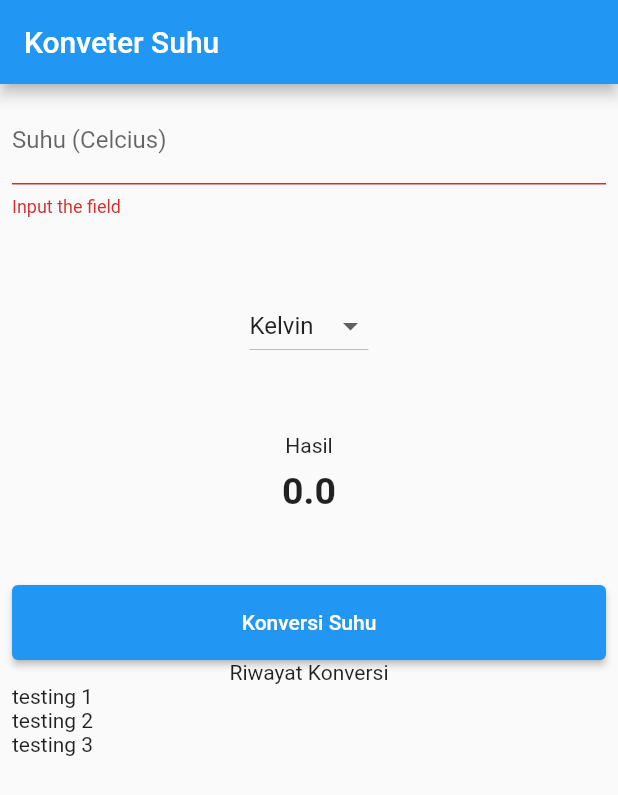
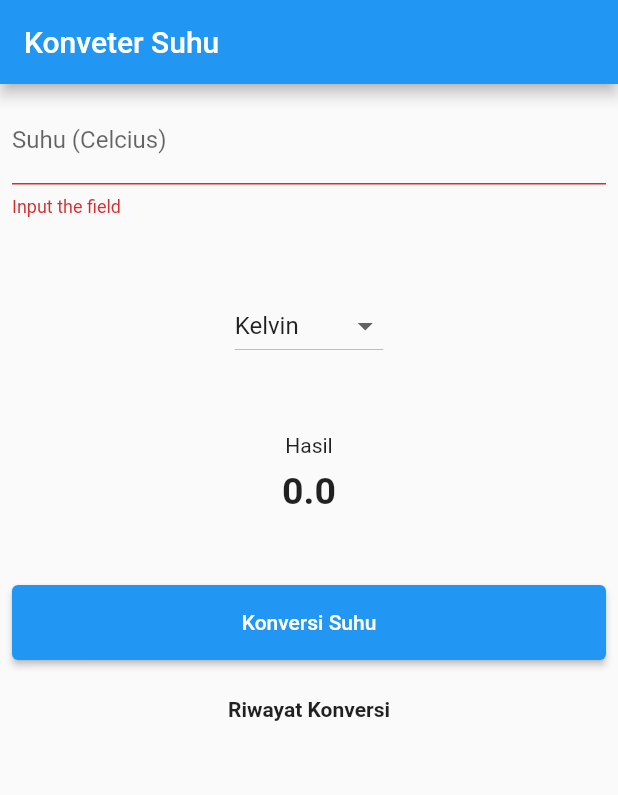
Before and after one commit to oxychan/converter_suhu, a Flutter app: the screen it shows after launch, after a tap on "Konversi Suhu", on a phone screen of 412 x 824 dp. Shown: the top 795 px of the screen. Run offline on Flutter 3.47's test engine with Material 2 defaults, Android fonts, the phone set to English and light mode, and no system bars.

```diff
--- a/lib/main.dart
+++ b/lib/main.dart
@@ -14,8 +14,10 @@ class MyApp extends StatefulWidget {
 
 class _MyAppState extends State<MyApp> {
   double _inputUser = 0;
-  double _kelvin = 0;
-  double _reamur = 0;
+  double _result = 0;
+  List<Widget> resultList = [];
+  var temperatureUnits = ["Kelvin", "Reamur", "Fahrenheit"];
+  String selected = 'Kelvin';
 
   final inputController = TextEditingController();
 
@@ -25,16 +27,59 @@ class _MyAppState extends State<MyApp> {
     setState(() {
       if (_globalKey.currentState!.validate()) {
         _inputUser = double.parse(inputController.text);
-        _reamur = _inputUser * (4 / 5);
-        _kelvin = _inputUser + 273;
+
+        switch (selected) {
+          case "Kelvin":
+            {
+              _result = _inputUser + 273;
+              resultList.add(
+                ListTile(
+                  leading: const CircleAvatar(
+                    child: Text("K"),
+                  ),
+                  title: Text('$_inputUser celcius => $_result Kelvin'),
+                ),
+              );
+            }
+            break;
+
+          case "Reamur":
+            {
+              _result = 4 / 5 * _inputUser;
+              resultList.add(
+                ListTile(
+                  leading: const CircleAvatar(
+                    child: Text("R"),
+                  ),
+                  title: Text('$_inputUser Celcius => $_result Reamur'),
+                ),
+              );
+            }
+            break;
+
+          case "Fahrenheit":
+            {
+              _result = (9 / 5 * _inputUser) + 32;
+              resultList.add(
+                ListTile(
+                  leading: const CircleAvatar(
+                    child: Text("R"),
+                  ),
+                  title: Text('$_inputUser Celcius => $_result Fahrenheit'),
+                ),
+              );
+            }
+            break;
+        }
       }
     });
   }
 
-  @override
-  void dispose() {
-    inputController.dispose();
-    super.dispose();
+  _dropDownChanged(value) {
+    setState(() {
+      selected = value.toString();
+      _convert();
+    });
   }
 
   @override
@@ -64,20 +109,17 @@ class _MyAppState extends State<MyApp> {
                         inputController: inputController,
                       ),
                       DropdownButton<String>(
-                        items: [
-                          DropdownMenuItem(
-                              value: "Kelvin",
-                              child: Container(child: Text("Kelvin"))),
-                          DropdownMenuItem(
-                              value: "Reamur",
-                              child: Container(child: Text("Reamur"))),
-                        ],
-                        value: 'Kelvin',
-                        onChanged: (String? value) {},
+                        items: temperatureUnits.map((String value) {
+                          return DropdownMenuItem(
+                            value: value,
+                            child: Text(value),
+                          );
+                        }).toList(),
+                        value: selected,
+                        onChanged: _dropDownChanged,
                       ),
                       Result(
-                        kelvin: _kelvin,
-                        reamur: _reamur,
+                        result: _result,
                       ),
                       Convert(
                         convertHandler: _convert,
@@ -89,15 +131,25 @@ class _MyAppState extends State<MyApp> {
                   child: Column(
                     children: [
                       Container(
-                        child: Text('Riwayat Konversi'),
+                        margin: const EdgeInsets.symmetric(vertical: 25),
+                        child: const Text(
+                          'Riwayat Konversi',
+                          style: TextStyle(
+                            fontWeight: FontWeight.bold,
+                          ),
+                        ),
                       ),
                       Expanded(
-                        child: ListView(
-                          children: [
-                            Text('testing 1'),
-                            Text('testing 2'),
-                            Text('testing 3'),
-                          ],
+                        child: ListView.builder(
+                          itemCount: resultList.length,
+                          itemBuilder: (BuildContext context, int index) {
+                            return Card(
+                              child: Padding(
+                                padding: const EdgeInsets.all(8.0),
+                                child: resultList[index],
+                              ),
+                            );
+                          },
                         ),
                       ),
                     ],
--- a/lib/result.dart
+++ b/lib/result.dart
@@ -3,14 +3,10 @@ import 'package:flutter/material.dart';
 class Result extends StatelessWidget {
   const Result({
     Key? key,
-    required double kelvin,
-    required double reamur,
-  })  : _kelvin = kelvin,
-        _reamur = reamur,
-        super(key: key);
+    required this.result,
+  }) : super(key: key);
 
-  final double _kelvin;
-  final double _reamur;
+  final double result;
 
   @override
   Widget build(BuildContext context) {
@@ -23,7 +19,7 @@ class Result extends StatelessWidget {
             Container(
               margin: const EdgeInsets.only(top: 8),
               child: Text(
-                '$_reamur',
+                '$result',
                 style: const TextStyle(
                   fontWeight: FontWeight.bold,
                   fontSize: 25,
```
